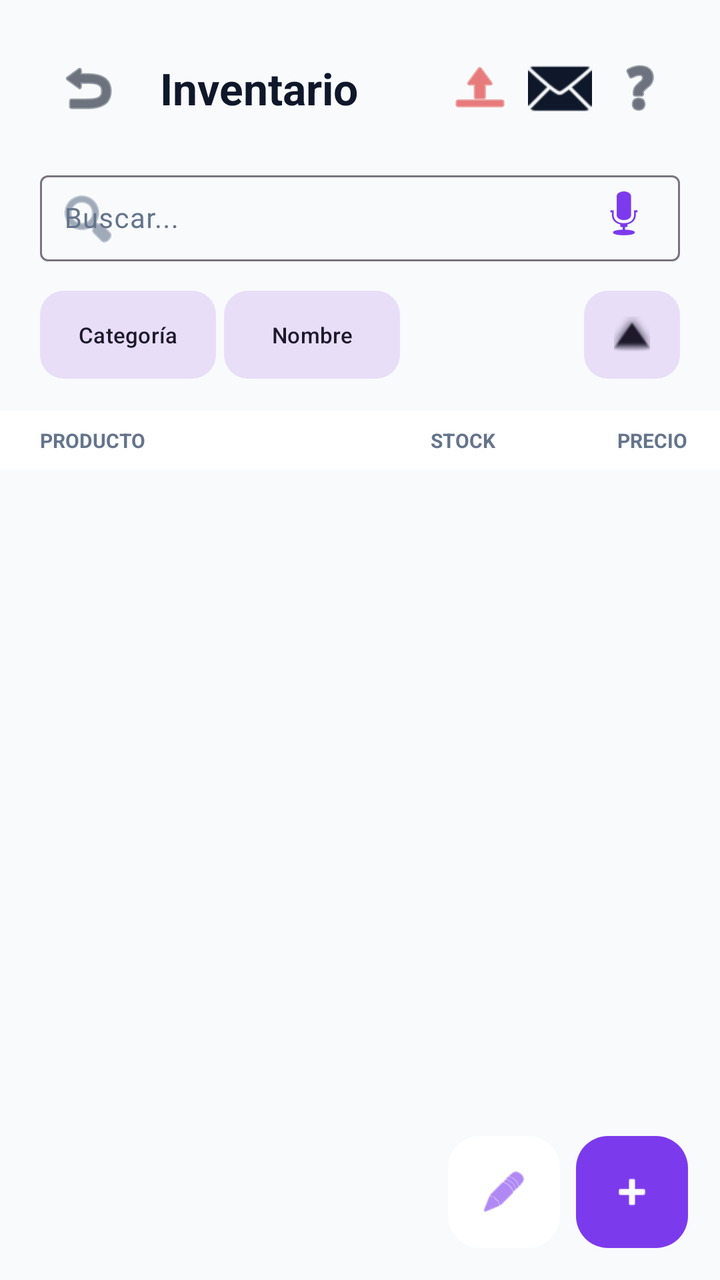
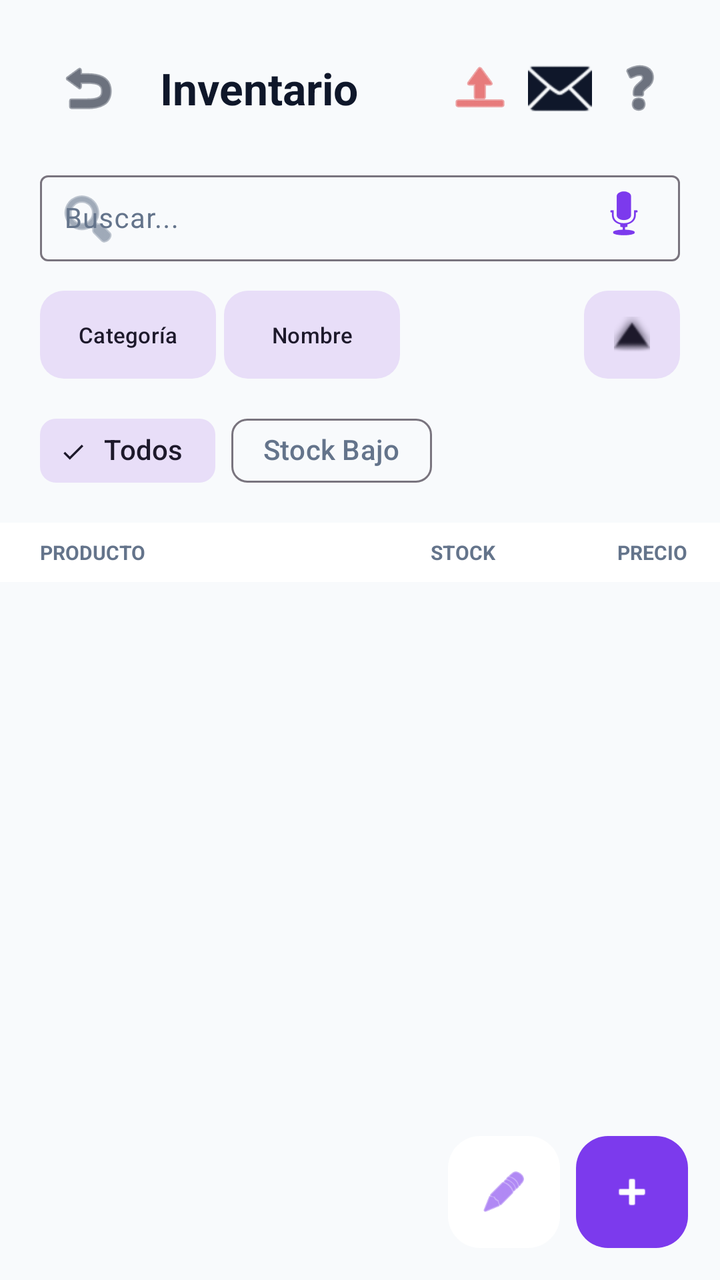

Two renders of the same Android screen: before a commit and after it. Below are the layout's source before the change and the commit's diff.
<!-- AndroidManifest.xml: application theme Theme.GoMezMart -->
<!-- res/layout/activity_inventario.xml -->
<?xml version="1.0" encoding="utf-8"?>
<androidx.drawerlayout.widget.DrawerLayout xmlns:android="http://schemas.android.com/apk/res/android"
    xmlns:app="http://schemas.android.com/apk/res-auto"
    android:id="@+id/drawerLayoutInventario"
    android:layout_width="match_parent"
    android:layout_height="match_parent">

    
    <androidx.coordinatorlayout.widget.CoordinatorLayout
        android:layout_width="match_parent"
        android:layout_height="match_parent"
        android:background="?attr/colorSurface">

        <LinearLayout
            android:layout_width="match_parent"
            android:layout_height="match_parent"
            android:orientation="vertical">

            
            <LinearLayout
                android:layout_width="match_parent"
                android:layout_height="wrap_content"
                android:orientation="horizontal"
                android:gravity="center_vertical"
                android:paddingHorizontal="20dp"
                android:paddingTop="20dp"
                android:paddingBottom="12dp">

                <ImageButton
                    android:id="@+id/btnBackInventario"
                    android:layout_width="48dp"
                    android:layout_height="48dp"
                    android:background="?attr/selectableItemBackgroundBorderless"
                    android:src="@android:drawable/ic_menu_revert"
                    app:tint="?attr/colorOnSurface"
                    android:contentDescription="Regresar" />

                <TextView
                    android:layout_width="0dp"
                    android:layout_height="wrap_content"
                    android:layout_weight="1"
                    android:text="@string/title_inventario"
                    android:textSize="22sp"
                    android:textStyle="bold"
                    android:textColor="?attr/colorOnSurface"
                    android:layout_marginStart="12dp" />

                
                <ImageButton
                    android:id="@+id/btnSyncIndicator"
                    android:layout_width="40dp"
                    android:layout_height="40dp"
                    android:background="?attr/selectableItemBackgroundBorderless"
                    android:src="@android:drawable/ic_menu_upload"
                    app:tint="@color/red_600"
                    android:contentDescription="Estado de sincronización" />

                <ImageButton
                    android:id="@+id/btnMailboxInventario"
                    android:layout_width="40dp"
                    android:layout_height="40dp"
                    android:background="?attr/selectableItemBackgroundBorderless"
                    android:src="@android:drawable/ic_dialog_email"
                    app:tint="?attr/colorOnSurface"
                    android:contentDescription="Buzón" />

                <ImageButton
                    android:id="@+id/btnHelpInventario"
                    android:layout_width="40dp"
                    android:layout_height="40dp"
                    android:background="?attr/selectableItemBackgroundBorderless"
                    android:src="@android:drawable/ic_menu_help"
                    app:tint="?attr/colorOnSurface"
                    android:contentDescription="Ayuda" />
            </LinearLayout>

            
            <com.google.android.material.card.MaterialCardView
                android:id="@+id/cardEditorBanner"
                android:layout_width="match_parent"
                android:layout_height="wrap_content"
                android:layout_marginHorizontal="20dp"
                android:layout_marginBottom="12dp"
                android:visibility="gone"
                app:cardBackgroundColor="?attr/colorPrimaryContainer"
                app:cardCornerRadius="12dp"
                app:cardElevation="0dp"
                app:strokeWidth="1dp"
                app:strokeColor="?attr/colorPrimary">
                <LinearLayout
                    android:layout_width="match_parent"
                    android:layout_height="wrap_content"
                    android:orientation="horizontal"
                    android:padding="12dp"
                    android:gravity="center_vertical">
                    <ImageView
                        android:layout_width="24dp"
                        android:layout_height="24dp"
                        android:src="@android:drawable/ic_menu_edit"
                        app:tint="?attr/colorPrimary" />
                    <TextView
                        android:layout_width="0dp"
                        android:layout_height="wrap_content"
                        android:layout_weight="1"
                        android:layout_marginStart="12dp"
                        android:text="Modo editor activo, presione un producto para hacer cambios rápidos."
                        android:textSize="12sp"
                        android:textColor="?attr/colorOnPrimaryContainer"
                        android:textStyle="bold" />
                    <com.google.android.material.button.MaterialButton
                        android:id="@+id/btnExitEditorMode"
                        style="@style/Widget.Material3.Button.TextButton"
                        android:layout_width="wrap_content"
                        android:layout_height="wrap_content"
                        android:text="SALIR"
                        android:textColor="?attr/colorPrimary"
                        android:textSize="12sp"
                        android:textStyle="bold" />
                </LinearLayout>
            </com.google.android.material.card.MaterialCardView>

            
            <androidx.constraintlayout.widget.ConstraintLayout
                android:id="@+id/layoutControlsContainer"
                android:layout_width="match_parent"
                android:layout_height="wrap_content"
                android:layout_marginHorizontal="20dp"
                android:layout_marginBottom="12dp">

                <com.google.android.material.textfield.TextInputLayout
                    android:id="@+id/layoutVentaBusqueda"
                    style="?attr/textInputOutlinedStyle"
                    android:layout_width="0dp"
                    android:layout_height="wrap_content"
                    app:startIconDrawable="@android:drawable/ic_menu_search"
                    app:endIconMode="clear_text"
                    app:cornerRadius="16dp"
                    app:layout_constraintTop_toTopOf="parent"
                    app:layout_constraintStart_toStartOf="parent"
                    app:layout_constraintEnd_toEndOf="parent">
                    <com.google.android.material.textfield.TextInputEditText
                        android:id="@+id/etSearchInventario"
                        android:layout_width="match_parent"
                        android:layout_height="wrap_content"
                        android:hint="Buscar..."
                        android:inputType="text"
                        android:textSize="14sp"
                        android:paddingVertical="12dp"
                        android:paddingStart="12dp"
                        android:paddingEnd="84dp" />
                </com.google.android.material.textfield.TextInputLayout>

                <LinearLayout
                    android:id="@+id/layoutSearchActions"
                    android:layout_width="wrap_content"
                    android:layout_height="0dp"
                    android:orientation="horizontal"
                    android:gravity="center_vertical"
                    app:layout_constraintTop_toTopOf="@+id/layoutVentaBusqueda"
                    app:layout_constraintBottom_toBottomOf="@+id/layoutVentaBusqueda"
                    app:layout_constraintEnd_toEndOf="@+id/layoutVentaBusqueda"
                    android:layout_marginEnd="8dp">

                    <ImageButton
                        android:id="@+id/btnSearchClear"
                        android:layout_width="36dp"
                        android:layout_height="36dp"
                        android:src="@android:drawable/ic_menu_close_clear_cancel"
                        android:background="?attr/selectableItemBackgroundBorderless"
                        app:tint="?attr/colorOnSurfaceVariant"
                        android:visibility="gone"
                        android:contentDescription="Limpiar" />

                    <ImageButton
                        android:id="@+id/btnVoiceSearch"
                        android:layout_width="40dp"
                        android:layout_height="40dp"
                        android:src="@android:drawable/ic_btn_speak_now"
                        android:background="?attr/selectableItemBackgroundBorderless"
                        app:tint="?attr/colorPrimary"
                        android:contentDescription="Voz" />
                </LinearLayout>

                <androidx.constraintlayout.widget.Barrier
                    android:id="@+id/barrierButtons"
                    android:layout_width="wrap_content"
                    android:layout_height="wrap_content"
                    app:barrierDirection="start"
                    app:constraint_referenced_ids="btnFilterCategory,btnSortAttribute,btnSortOrder" />

                <com.google.android.material.button.MaterialButton
                    android:id="@+id/btnFilterCategory"
                    style="@style/Widget.Material3.Button.TonalButton"
                    android:layout_width="wrap_content"
                    android:layout_height="52dp"
                    android:text="Categoría"
                    android:textSize="11sp"
                    android:paddingHorizontal="12dp"
                    app:cornerRadius="12dp"
                    app:layout_constraintTop_toBottomOf="@+id/layoutVentaBusqueda"
                    app:layout_constraintStart_toStartOf="parent"
                    android:layout_marginTop="8dp" />

                <com.google.android.material.button.MaterialButton
                    android:id="@+id/btnSortAttribute"
                    style="@style/Widget.Material3.Button.TonalButton"
                    android:layout_width="wrap_content"
                    android:layout_height="52dp"
                    android:text="Nombre"
                    android:textSize="11sp"
                    android:paddingHorizontal="12dp"
                    app:cornerRadius="12dp"
                    app:layout_constraintTop_toBottomOf="@+id/layoutVentaBusqueda"
                    app:layout_constraintStart_toEndOf="@+id/btnFilterCategory"
                    android:layout_marginStart="4dp"
                    android:layout_marginTop="8dp" />

                <com.google.android.material.button.MaterialButton
                    android:id="@+id/btnSortOrder"
                    style="@style/Widget.Material3.Button.TonalButton"
                    android:layout_width="48dp"
                    android:layout_height="52dp"
                    android:padding="0dp"
                    app:icon="@android:drawable/arrow_up_float"
                    app:iconGravity="textStart"
                    app:iconPadding="0dp"
                    app:cornerRadius="12dp"
                    app:layout_constraintTop_toBottomOf="@+id/layoutVentaBusqueda"
                    app:layout_constraintEnd_toEndOf="parent"
                    android:layout_marginTop="8dp" />

            </androidx.constraintlayout.widget.ConstraintLayout>

            
            <LinearLayout
                android:layout_width="match_parent"
                android:layout_height="wrap_content"
                android:orientation="horizontal"
                android:paddingHorizontal="16dp"
                android:paddingVertical="8dp"
                android:background="?attr/colorSurfaceContainer"
                android:baselineAligned="false">

                <TextView
                    android:layout_width="0dp"
                    android:layout_height="wrap_content"
                    android:layout_weight="2.2"
                    android:text="PRODUCTO"
                    android:textSize="10sp"
                    android:textStyle="bold"
                    android:textColor="?attr/colorOnSurfaceVariant"
                    android:paddingStart="4dp" />

                <TextView
                    android:layout_width="0dp"
                    android:layout_height="wrap_content"
                    android:layout_weight="0.6"
                    android:text="STOCK"
                    android:textSize="10sp"
                    android:textStyle="bold"
                    android:textColor="?attr/colorOnSurfaceVariant"
                    android:gravity="center" />

                <TextView
                    android:layout_width="0dp"
                    android:layout_height="wrap_content"
                    android:layout_weight="1.0"
                    android:text="PRECIO"
                    android:textSize="10sp"
                    android:textStyle="bold"
                    android:textColor="?attr/colorOnSurfaceVariant"
                    android:gravity="end" />
            </LinearLayout>

            <androidx.recyclerview.widget.RecyclerView
                android:id="@+id/rvInventario"
                android:layout_width="match_parent"
                android:layout_height="match_parent"
                android:clipToPadding="false"
                android:paddingBottom="80dp" />

        </LinearLayout>

        <LinearLayout
            android:layout_width="wrap_content"
            android:layout_height="wrap_content"
            android:layout_gravity="bottom|end"
            android:layout_margin="16dp"
            android:orientation="horizontal">

            <com.google.android.material.floatingactionbutton.FloatingActionButton
                android:id="@+id/fabToggleEditor"
                style="?attr/floatingActionButtonStyle"
                android:layout_width="wrap_content"
                android:layout_height="wrap_content"
                android:layout_marginEnd="8dp"
                android:src="@android:drawable/ic_menu_edit"
                app:fabSize="mini"
                app:elevation="0dp"
                app:pressedTranslationZ="0dp"
                app:backgroundTint="?attr/colorSurfaceContainer"
                app:tint="?attr/colorPrimary"
                android:contentDescription="Activar Edición" />

            <com.google.android.material.floatingactionbutton.FloatingActionButton
                android:id="@+id/fabAddProducto"
                style="?attr/floatingActionButtonStyle"
                android:layout_width="wrap_content"
                android:layout_height="wrap_content"
                android:src="@android:drawable/ic_input_add"
                app:fabSize="mini"
                app:elevation="0dp"
                app:pressedTranslationZ="0dp"
                app:backgroundTint="?attr/colorPrimary"
                app:tint="@android:color/white"
                android:contentDescription="Añadir Producto" />

        </LinearLayout>

    </androidx.coordinatorlayout.widget.CoordinatorLayout>

    
    <com.google.android.material.navigation.NavigationView
        android:id="@+id/navigationViewInventario"
        android:layout_width="wrap_content"
        android:layout_height="match_parent"
        android:layout_gravity="start"
        app:menu="@menu/menu_inventario_drawer"
        app:headerLayout="@layout/drawer_header_inventario" />

</androidx.drawerlayout.widget.DrawerLayout>
<!-- res/layout/drawer_header_inventario.xml (included above) -->
<?xml version="1.0" encoding="utf-8"?>
<LinearLayout xmlns:android="http://schemas.android.com/apk/res/android"
    xmlns:app="http://schemas.android.com/apk/res-auto"
    android:layout_width="match_parent"
    android:layout_height="wrap_content"
    android:background="?attr/colorPrimary"
    android:orientation="vertical"
    android:padding="24dp">

    <TextView
        android:layout_width="wrap_content"
        android:layout_height="wrap_content"
        android:text="Resumen de Inventario"
        android:textColor="@android:color/white"
        android:textSize="16sp"
        android:alpha="0.8"
        android:textStyle="bold" />

    <com.google.android.material.card.MaterialCardView
        android:layout_width="match_parent"
        android:layout_height="wrap_content"
        android:layout_marginTop="16dp"
        app:cardBackgroundColor="#20FFFFFF"
        app:cardCornerRadius="20dp"
        app:cardElevation="0dp"
        app:strokeWidth="0dp">

        <LinearLayout
            android:layout_width="match_parent"
            android:layout_height="wrap_content"
            android:orientation="vertical"
            android:padding="20dp">

            
            <TextView
                android:layout_width="wrap_content"
                android:layout_height="wrap_content"
                android:text="VALOR TOTAL DE VENTA"
                android:textColor="#E0E0E0"
                android:textSize="10sp"
                android:textStyle="bold"
                android:letterSpacing="0.1" />

            <TextView
                android:id="@+id/tvDrawerValorTotal"
                android:layout_width="wrap_content"
                android:layout_height="wrap_content"
                android:text="S/ 0.00"
                android:textColor="@android:color/white"
                android:textSize="26sp"
                android:textStyle="bold"
                android:layout_marginTop="2dp" />

            
            <View
                android:layout_width="match_parent"
                android:layout_height="1dp"
                android:background="#30FFFFFF"
                android:layout_marginVertical="12dp" />

            <TextView
                android:layout_width="wrap_content"
                android:layout_height="wrap_content"
                android:text="INVERSIÓN REAL EN ALMACÉN"
                android:textColor="#B0B0B0"
                android:textSize="9sp"
                android:textStyle="bold"
                android:letterSpacing="0.05" />

            <TextView
                android:id="@+id/tvDrawerInversionTotal"
                android:layout_width="wrap_content"
                android:layout_height="wrap_content"
                android:text="S/ 0.00"
                android:textColor="#E0E0E0"
                android:textSize="16sp"
                android:textStyle="bold"
                android:layout_marginTop="2dp" />
        </LinearLayout>
    </com.google.android.material.card.MaterialCardView>

</LinearLayout>
<!-- resources referenced by this layout -->
<resources>
  <color name="red_600">#DC2626</color>
  <string name="title_inventario">Inventario</string>
  <style name="Theme.GoMezMart" parent="Base.Theme.GoMezMart" />
  <style name="Base.Theme.GoMezMart" parent="Theme.Material3.DayNight.NoActionBar">
          <item name="colorPrimary">@color/purple_600</item>
          <item name="colorOnPrimary">@color/white</item>
          <item name="colorSecondary">@color/indigo_500</item>
          <item name="colorSurface">@color/slate_50</item>
          <item name="colorOnSurface">@color/slate_900</item>
          <item name="colorOnSurfaceVariant">@color/slate_500</item>
          <item name="colorSurfaceContainer">@color/white</item>
          <item name="android:windowBackground">@color/slate_50</item>
      </style>
  <color name="purple_600">#7C3AED</color>
  <color name="white">#FFFFFFFF</color>
  <color name="indigo_500">#6366F1</color>
  <color name="slate_50">#F8FAFC</color>
  <color name="slate_900">#0F172A</color>
  <color name="slate_500">#64748B</color>
</resources>

<!-- the commit's change to res/layout/activity_inventario.xml (unified diff, before → after) -->
@@ -7,6 +7,7 @@
 
     
     <androidx.coordinatorlayout.widget.CoordinatorLayout
+        android:id="@+id/inventarioContentRoot"
         android:layout_width="match_parent"
         android:layout_height="match_parent"
         android:background="?attr/colorSurface">
@@ -229,6 +230,28 @@
                     app:layout_constraintEnd_toEndOf="parent"
                     android:layout_marginTop="8dp" />
 
+                <com.google.android.material.chip.ChipGroup
+                    android:id="@+id/chipGroupFilters"
+                    android:layout_width="match_parent"
+                    android:layout_height="wrap_content"
+                    app:singleSelection="true"
+                    app:layout_constraintTop_toBottomOf="@id/btnFilterCategory"
+                    android:layout_marginTop="8dp">
+                    <com.google.android.material.chip.Chip
+                        android:id="@+id/chipFilterAll"
+                        style="@style/Widget.Material3.Chip.Filter"
+                        android:layout_width="wrap_content"
+                        android:layout_height="wrap_content"
+                        android:text="Todos"
+                        android:checked="true" />
+                    <com.google.android.material.chip.Chip
+                        android:id="@+id/chipFilterLowStock"
+                        style="@style/Widget.Material3.Chip.Filter"
+                        android:layout_width="wrap_content"
+                        android:layout_height="wrap_content"
+                        android:text="Stock Bajo" />
+                </com.google.android.material.chip.ChipGroup>
+
             </androidx.constraintlayout.widget.ConstraintLayout>
 
             
